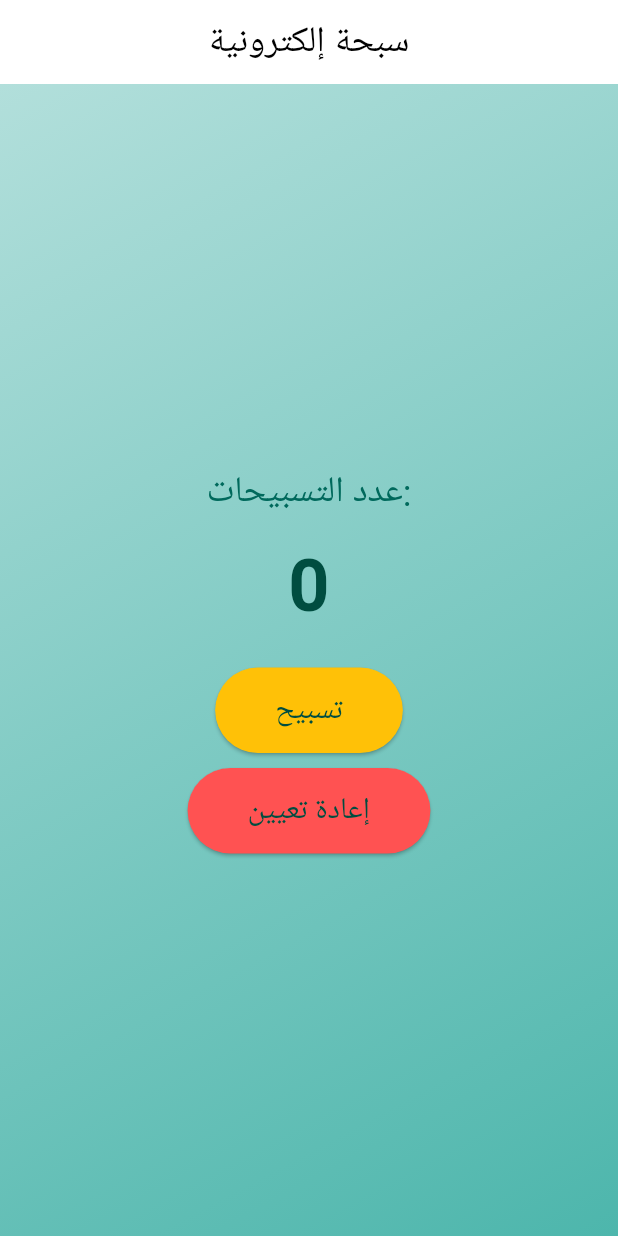
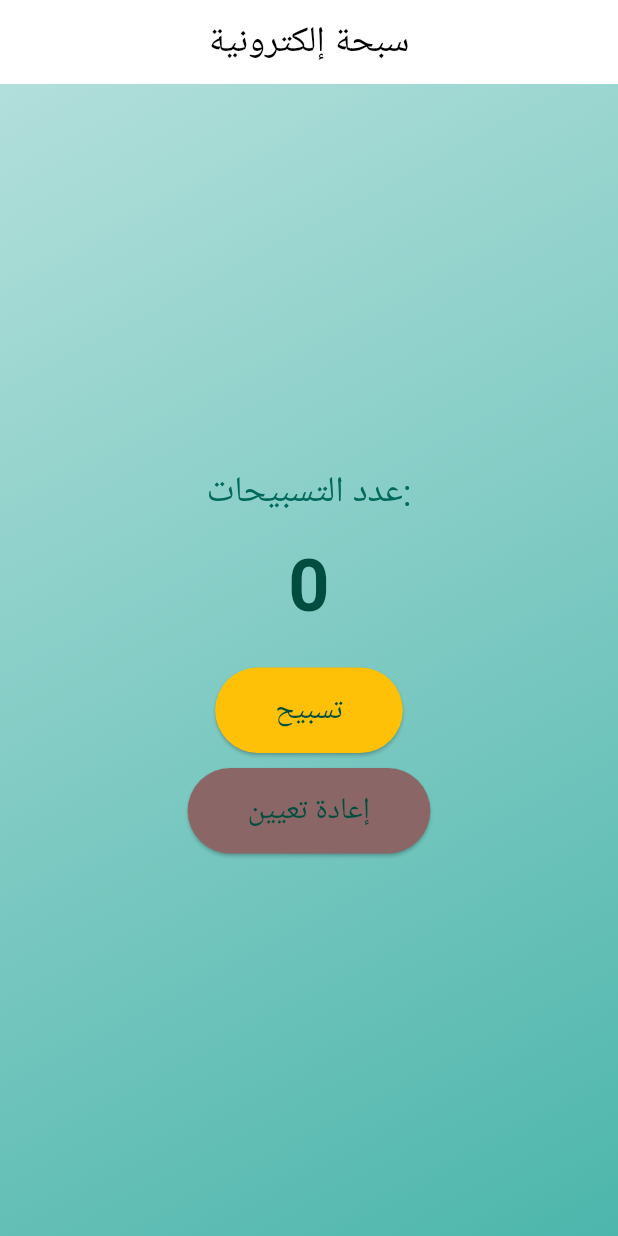
Before and after one commit to omnyamohamed/Tasbeeh, a Flutter app: the screen it shows after launch, on a phone screen of 412 x 824 dp. Run offline on Flutter 3.47's test engine with Material 3 defaults, Android fonts, the phone set to English and light mode, and no system bars; our stand-ins replace google_fonts; Roboto replaces fonts that are missing (Cairo).

Commit message:
change button color

```diff
--- a/lib/main.dart
+++ b/lib/main.dart
@@ -81,7 +81,7 @@ class _TasbihHomePageState extends State<TasbihHomePage> {
               ElevatedButton(
                 onPressed: resetCounter,
                 style: ElevatedButton.styleFrom(
-                  backgroundColor: Colors.redAccent,
+                  backgroundColor: const Color.fromARGB(255, 139, 102, 102),
                   padding: EdgeInsets.symmetric(horizontal: 40, vertical: 15),
                   textStyle: TextStyle(fontSize: 20),
                 ),
```
